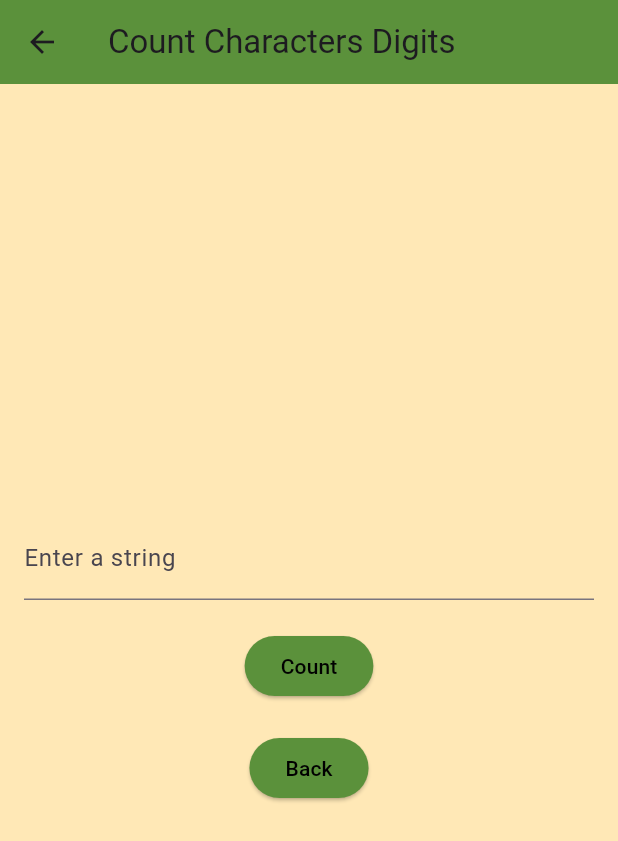
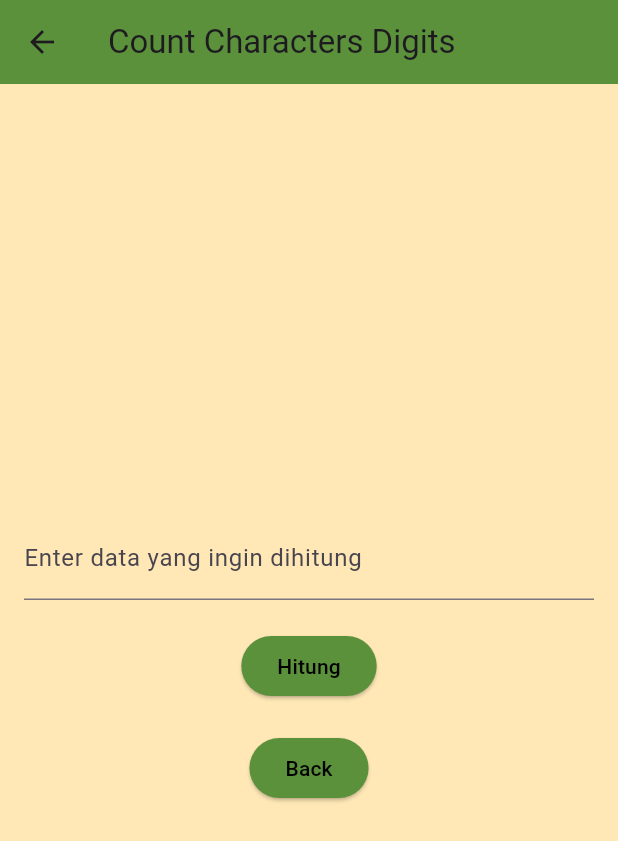
Before and after one commit to akbariffianto/tugas-mobile-1, a Flutter app: the CountCharactersPage screen opened directly, on a phone screen of 412 x 824 dp. Shown: the top 841 px of the screen. Run offline on Flutter 3.47's test engine with Material 3 defaults, Android fonts, the phone set to English and light mode, and no system bars.

Commit message:
turn some english to bahasa

```diff
--- a/lib/views/calculator.dart
+++ b/lib/views/calculator.dart
@@ -9,9 +9,9 @@ class CalculatorPage extends StatelessWidget {
     try {
       final int num1 = int.parse(_num1Controller.text);
       final int num2 = int.parse(_num2Controller.text);
-      _result = 'Result: ${num1 + num2}';
+      _result = 'Hasil: ${num1 + num2}';
     } catch (e) {
-      _result = 'Please enter a valid number';
+      _result = 'Tolong untuk hanya menginputkan data bertipe angka';
     }
   }
 
@@ -19,9 +19,9 @@ class CalculatorPage extends StatelessWidget {
     try {
       final int num1 = int.parse(_num1Controller.text);
       final int num2 = int.parse(_num2Controller.text);
-      _result = 'Result: ${num1 - num2}';
+      _result = 'Hasil: ${num1 - num2}';
     } catch (e) {
-      _result = 'Please enter a valid number';
+      _result = 'Tolong untuk hanya menginputkan data bertipe angka';
     }
   }
 
@@ -29,9 +29,9 @@ class CalculatorPage extends StatelessWidget {
     try {
       final int num1 = int.parse(_num1Controller.text);
       final int num2 = int.parse(_num2Controller.text);
-      _result = 'Result: ${num1 * num2}';
+      _result = 'Hasil: ${num1 * num2}';
     } catch (e) {
-      _result = 'Please enter a valid number';
+      _result = 'Tolong untuk hanya menginputkan data bertipe angka';
     }
   }
 
@@ -39,9 +39,9 @@ class CalculatorPage extends StatelessWidget {
     try {
       final int num1 = int.parse(_num1Controller.text);
       final int num2 = int.parse(_num2Controller.text);
-      _result = 'Result: ${num1 / num2}';
+      _result = 'Hasil: ${num1 / num2}';
     } catch (e) {
-      _result = 'Please enter a valid number';
+      _result = 'Tolong untuk hanya menginputkan data bertipe angka';
     }
   }
 
--- a/lib/views/count_characters.dart
+++ b/lib/views/count_characters.dart
@@ -16,7 +16,7 @@ class CountCharactersPage extends StatelessWidget {
     // Count the number of matches (digits)
     final int count = matches.length;
 
-    _result = 'Number of digits: $count';
+    _result = 'Jumlah digit yang terdeteksi: $count';
   }
 
   @override
@@ -32,7 +32,7 @@ class CountCharactersPage extends StatelessWidget {
           children: <Widget>[
             TextField(
               controller: _stringController,
-              decoration: InputDecoration(labelText: 'Enter a string'),
+              decoration: InputDecoration(labelText: 'Enter data yang ingin dihitung'),
             ),
             SizedBox(height: 20),
             ElevatedButton(
@@ -55,7 +55,7 @@ class CountCharactersPage extends StatelessWidget {
                   ),
                 );
               },
-              child: Text('Count', style: TextStyle(color: Colors.black)),
+              child: Text('Hitung', style: TextStyle(color: Colors.black)),
             ),
             SizedBox(height: 20),
             ElevatedButton(
--- a/lib/views/main_menu.dart
+++ b/lib/views/main_menu.dart
@@ -39,11 +39,11 @@ class MainMenu extends StatelessWidget {
                       "page": CalculatorPage(),
                     },
                     {
-                      "title": "Count Characters Digits",
+                      "title": "Menghitung karakter digit",
                       "page": CountCharactersPage(),
                     },
                     {
-                      "title": "Odd or Even",
+                      "title": "Genap Atau Ganjil?",
                       "page": OddEvenPage(),
                     },
                   ];
--- a/lib/views/odd_even.dart
+++ b/lib/views/odd_even.dart
@@ -8,12 +8,12 @@ class OddEvenPage extends StatelessWidget {
     try {
       final int num = int.parse(_numController.text);
       if (num % 2 == 0) {
-        _result = 'The number is even';
+        _result = 'Data angka genap';
       } else {
-        _result = 'The number is odd';
+        _result = 'Data angka ganjil';
       }
     } catch (e) {
-      _result = 'Please enter a valid number';
+      _result = 'Tolong untuk hanya menginputkan data bertipe angka';
     }
   }
 
```
